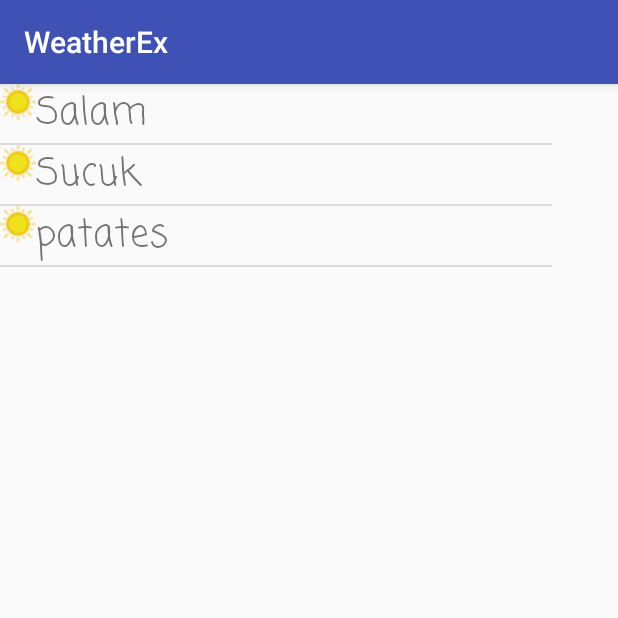
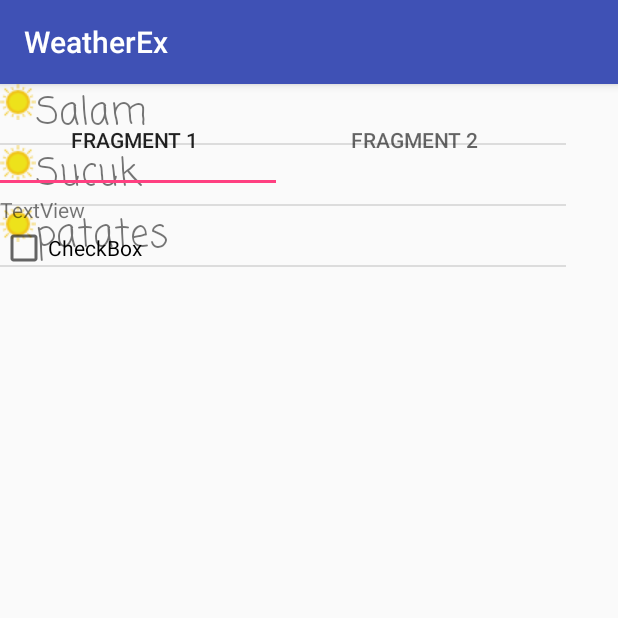
Before and after one commit to AvvosMeyz/listView, an Android app: the screen it shows after launch (MainActivity), on a phone screen of 412 x 824 dp, the top half of it. Run offline under Robolectric (Android 15) with nearby library versions, the phone set to English and light mode, and no system bars.

Commit message:
Second Commit

```diff
--- a/app/build.gradle
+++ b/app/build.gradle
@@ -26,5 +26,6 @@ dependencies {
     })
     compile 'com.android.support:appcompat-v7:25.3.1'
     compile 'com.android.support.constraint:constraint-layout:1.0.2'
+    compile 'com.android.support:design:25.3.1'
     testCompile 'junit:junit:4.12'
 }
--- /dev/null
+++ b/app/src/main/java/com/example/avvos/weatherex/Fragment1.java
@@ -0,0 +1,21 @@
+package com.example.avvos.weatherex;
+
+import android.os.Bundle;
+import android.support.annotation.Nullable;
+import android.support.v4.app.Fragment;
+import android.view.LayoutInflater;
+import android.view.View;
+import android.view.ViewGroup;
+
+/**
+ * Created by avvos on 19.05.2017.
+ */
+
+
+public class Fragment1 extends Fragment {
+    @Nullable
+    @Override
+    public View onCreateView(LayoutInflater inflater, ViewGroup container, Bundle savedInstanceState) {
+        return inflater.inflate(R.layout.fragment1,container,false);
+    }
+}
--- /dev/null
+++ b/app/src/main/java/com/example/avvos/weatherex/Fragment2.java
@@ -0,0 +1,20 @@
+package com.example.avvos.weatherex;
+
+import android.os.Bundle;
+import android.support.annotation.Nullable;
+import android.support.v4.app.Fragment;
+import android.view.LayoutInflater;
+import android.view.View;
+import android.view.ViewGroup;
+
+/**
+ * Created by avvos on 19.05.2017.
+ */
+
+public class Fragment2 extends Fragment {
+    @Nullable
+    @Override
+    public View onCreateView(LayoutInflater inflater, ViewGroup container, Bundle savedInstanceState) {
+        return inflater.inflate(R.layout.fragment2,container,false);
+    }
+}
--- a/app/src/main/java/com/example/avvos/weatherex/MainActivity.java
+++ b/app/src/main/java/com/example/avvos/weatherex/MainActivity.java
@@ -1,6 +1,15 @@
 package com.example.avvos.weatherex;
 
+import android.content.Context;
+import android.support.design.widget.TabLayout;
+import android.support.v4.view.PagerAdapter;
 import android.support.v7.app.AppCompatActivity;
+import android.support.design.widget.TabLayout;
+import android.support.v4.app.Fragment;
+import android.support.v4.app.FragmentActivity;
+import android.support.v4.app.FragmentManager;
+import android.support.v4.app.FragmentPagerAdapter;
+import android.support.v4.view.ViewPager;
 import android.os.Bundle;
 import android.view.View;
 import android.view.LayoutInflater;
@@ -15,10 +24,39 @@ import android.widget.Toast;
 
 public class MainActivity extends AppCompatActivity {
 
+    TabLayout tabLayout1;
+    ViewPager viewPager1;
+
     @Override
     protected void onCreate(Bundle savedInstanceState) {
         super.onCreate(savedInstanceState);
         setContentView(R.layout.activity_main);
+
+        viewPager1 = (ViewPager) findViewById(R.id.viewPager1);
+        viewPager1.setAdapter(new CustomAdapter2(getSupportFragmentManager(), getApplicationContext()));
+
+        tabLayout1 = (TabLayout) findViewById(R.id.tabLayout1);
+        tabLayout1.setupWithViewPager(viewPager1);
+
+        tabLayout1.setOnTabSelectedListener(new TabLayout.OnTabSelectedListener(){
+
+
+            @Override
+            public void onTabSelected(TabLayout.Tab tab) {
+                viewPager1.setCurrentItem(tab.getPosition());
+            }
+
+            @Override
+            public void onTabUnselected(TabLayout.Tab tab) {
+                viewPager1.setCurrentItem(tab.getPosition());
+            }
+
+            @Override
+            public void onTabReselected(TabLayout.Tab tab) {
+                viewPager1.setCurrentItem(tab.getPosition());
+            }
+        });
+
 
         String[] foods = {"Salam", "Sucuk", "patates"};
 
@@ -40,4 +78,33 @@ public class MainActivity extends AppCompatActivity {
         );
 
     }
+
+    private class CustomAdapter2 extends FragmentPagerAdapter {
+        private String fragments [] = {"Fragment 1 ", "Fragment 2"};
+        public CustomAdapter2(FragmentManager supportFragmentManager, Context applicationContext) {
+            super(supportFragmentManager);
+        }
+
+        @Override
+        public Fragment getItem(int position) {
+            switch (position){
+                case 0:
+                    return new Fragment1();
+                case 1:
+                    return new Fragment2();
+                default:
+                    return null;
+            }
+        }
+
+        @Override
+        public int getCount() {
+            return fragments.length;
+        }
+
+        @Override
+        public CharSequence getPageTitle(int position){
+            return fragments[position];
+        }
+    }
 }
--- /dev/null
+++ b/app/src/main/java/com/example/avvos/weatherex/MessagesFragment.java
@@ -0,0 +1,28 @@
+package com.example.avvos.weatherex;
+
+import android.app.ListFragment;
+import android.os.Bundle;
+import android.view.LayoutInflater;
+import android.view.View;
+import android.view.ViewGroup;
+import android.widget.ArrayAdapter;
+
+/**
+ * Created by avvos on 20.05.2017.
+ */
+
+public class MessagesFragment extends ListFragment {
+
+    @Override
+    public View onCreateView(LayoutInflater inflater, ViewGroup container,
+                             Bundle savedInstanceState) {
+        View rootView = inflater.inflate(R.layout.fragment1, container,
+                false);
+
+        String[] values = new String[] { "Message1", "Message2", "Message3" };
+        ArrayAdapter<String> adapter = new ArrayAdapter<String>(getActivity(),
+                android.R.layout.simple_list_item_1, values);
+        setListAdapter(adapter);
+        return rootView;
+    }
+}
--- a/app/src/main/java/com/example/avvos/weatherex/customAdapter.java
+++ b/app/src/main/java/com/example/avvos/weatherex/customAdapter.java
@@ -1,6 +1,8 @@
 package com.example.avvos.weatherex;
 
 import android.content.Context;
+import android.support.annotation.NonNull;
+import android.support.annotation.Nullable;
 import android.view.View;
 import android.view.LayoutInflater;
 import android.view.ViewGroup;
--- a/app/src/main/res/layout/activity_main.xml
+++ b/app/src/main/res/layout/activity_main.xml
@@ -6,10 +6,53 @@
     android:layout_height="match_parent"
     tools:context="com.example.avvos.weatherex.MainActivity">
 
+
     <ListView
         android:id="@+id/hamzasListView"
+        android:layout_width="377dp"
+        android:layout_height="262dp"
+        tools:layout_editor_absoluteX="8dp"
+        tools:layout_editor_absoluteY="241dp" />
+
+
+    <android.support.design.widget.TabLayout
+        android:id="@+id/tabLayout1"
+        android:layout_alignParentTop="true"
+        android:layout_centerHorizontal="true"
         android:layout_width="368dp"
-        android:layout_height="495dp"
+        android:layout_height="58dp"
+        app:tabGravity="fill"
+        app:tabMode="fixed"
         tools:layout_editor_absoluteX="8dp"
-        tools:layout_editor_absoluteY="8dp" />
+        app:layout_constraintTop_toTopOf="parent"
+        android:layout_marginTop="8dp">
+
+        <android.support.design.widget.TabItem
+            android:layout_width="wrap_content"
+            android:layout_height="wrap_content"
+            android:text="Left" />
+
+        <android.support.design.widget.TabItem
+            android:layout_width="wrap_content"
+            android:layout_height="wrap_content"
+            android:text="Center" />
+
+        <android.support.design.widget.TabItem
+            android:layout_width="wrap_content"
+            android:layout_height="wrap_content"
+            android:text="Right" />
+    </android.support.design.widget.TabLayout>
+
+    <android.support.v4.view.ViewPager
+        android:id="@+id/viewPager1"
+        android:layout_width="wrap_content"
+        android:layout_height="wrap_content"
+        android:layout_below="@+id/tabLayout1"
+        tools:layout_editor_absoluteX="0dp"
+        android:layout_marginTop="8dp"
+        app:layout_constraintTop_toBottomOf="@+id/tabLayout1">
+
+
+    </android.support.v4.view.ViewPager>
+
 </android.support.constraint.ConstraintLayout>
--- /dev/null
+++ b/app/src/main/res/layout/fragment1.xml
@@ -0,0 +1,17 @@
+<?xml version="1.0" encoding="utf-8"?>
+<LinearLayout xmlns:android="http://schemas.android.com/apk/res/android"
+    android:orientation="vertical" android:layout_width="match_parent"
+    android:layout_height="match_parent">
+
+    <TextView
+        android:id="@+id/textView2"
+        android:layout_width="match_parent"
+        android:layout_height="wrap_content"
+        android:text="TextView" />
+
+    <CheckBox
+        android:id="@+id/checkBox"
+        android:layout_width="match_parent"
+        android:layout_height="wrap_content"
+        android:text="CheckBox" />
+</LinearLayout>
--- /dev/null
+++ b/app/src/main/res/layout/fragment2.xml
@@ -0,0 +1,17 @@
+<?xml version="1.0" encoding="utf-8"?>
+<LinearLayout xmlns:android="http://schemas.android.com/apk/res/android"
+    android:orientation="vertical" android:layout_width="match_parent"
+    android:layout_height="match_parent">
+
+    <ProgressBar
+        android:id="@+id/progressBar"
+        style="?android:attr/progressBarStyle"
+        android:layout_width="match_parent"
+        android:layout_height="wrap_content" />
+
+    <TextView
+        android:id="@+id/textView3"
+        android:layout_width="match_parent"
+        android:layout_height="wrap_content"
+        android:text="YARRAAAM" />
+</LinearLayout>
--- a/app/src/main/res/values/colors.xml
+++ b/app/src/main/res/values/colors.xml
@@ -2,5 +2,5 @@
 <resources>
     <color name="colorPrimary">#3F51B5</color>
     <color name="colorPrimaryDark">#303F9F</color>
-    <color name="colorAccent">#FF4081</color>
+    <color name="colorAccent">#ff4081</color>
 </resources>
```
